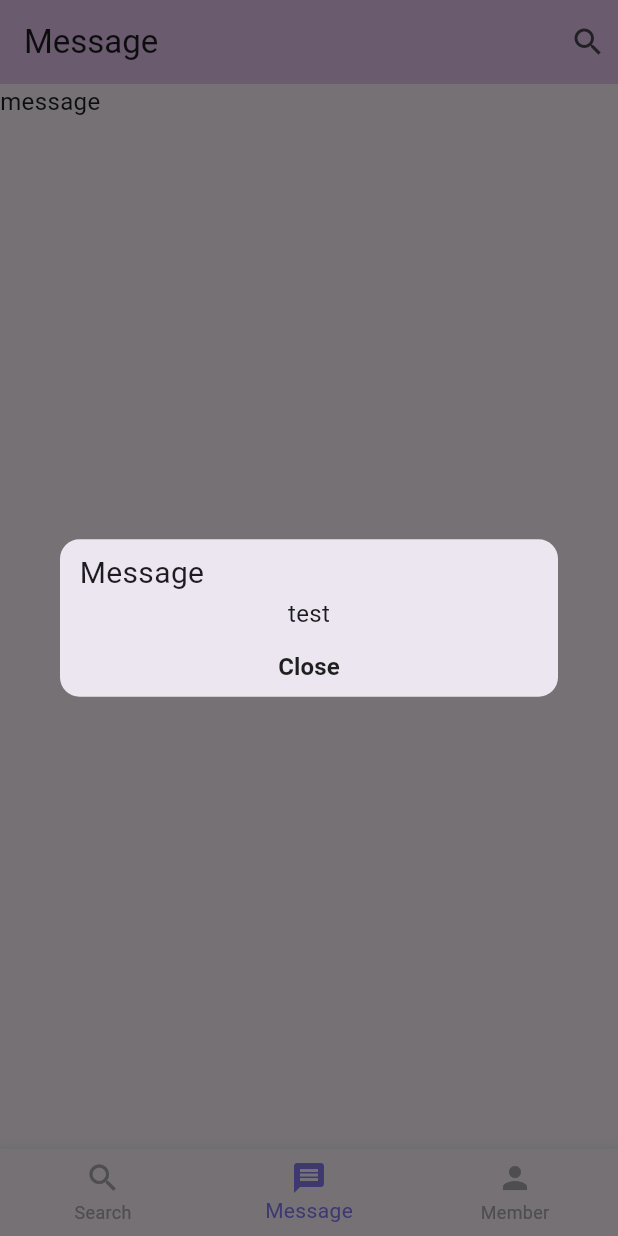
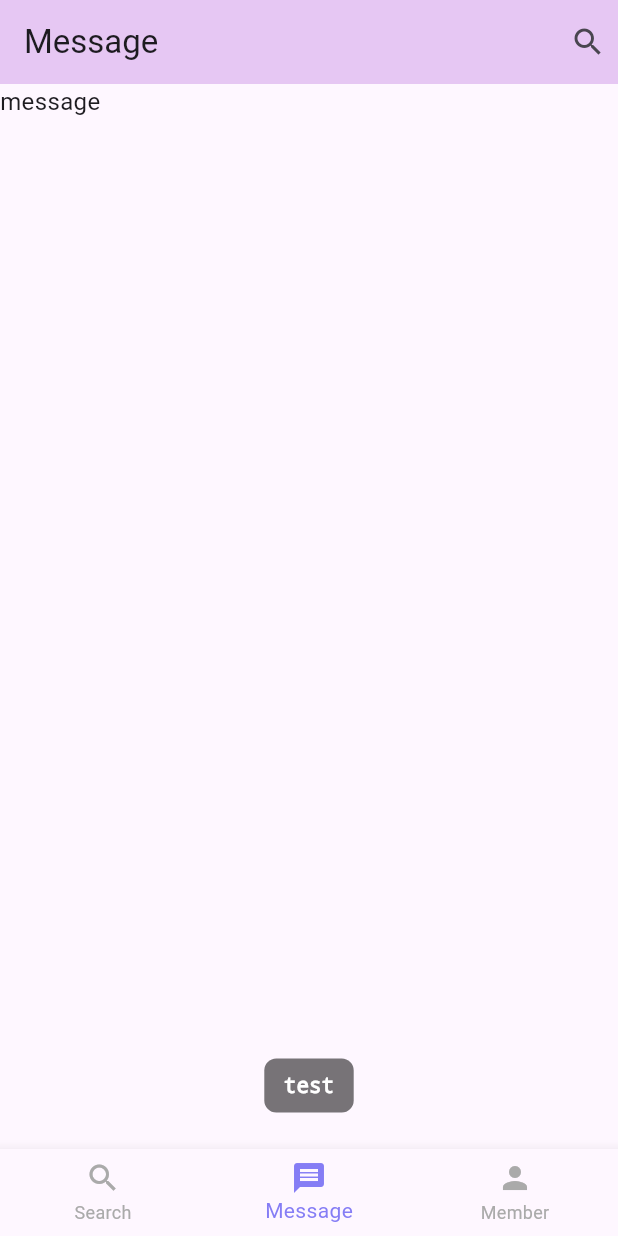
Before and after one commit to jack34142/comfy_dating, a Flutter app: the screen it shows after launch, item 2 of the bottom bar chosen, after a tap on the "search" icon, on a phone screen of 412 x 824 dp. Run offline on Flutter 3.47's test engine with Material 3 defaults, Android fonts, the phone set to English and light mode, and no system bars; our stand-ins replace get.

Commit message:
overlay toast ok

```diff
--- a/lib/base/BaseController.dart
+++ b/lib/base/BaseController.dart
@@ -1,4 +1,5 @@
 import 'package:comfy_dating/base/BaseModel.dart';
+import 'package:comfy_dating/ui/controllers/OverlayController.dart';
 import 'package:get/get.dart';
 
 abstract class BaseController<T extends BaseModel> extends FullLifeCycleController with FullLifeCycleMixin{
@@ -10,6 +11,10 @@ abstract class BaseController<T extends BaseModel> extends FullLifeCycleControll
   void onInit() {
     super.onInit();
     model = initModel();
+  }
+
+  void showToast(String msg){
+    OverlayController.to.showToast(msg);
   }
 
   @override
--- a/lib/base/BaseModel.dart
+++ b/lib/base/BaseModel.dart
@@ -1,6 +1,6 @@
 import 'package:comfy_dating/http/BaseHttp.dart';
 
-abstract class BaseModel {
+class BaseModel {
   late final BaseHttp http;
 
   HomeModel(){
--- a/lib/main.dart
+++ b/lib/main.dart
@@ -1,10 +1,7 @@
 import 'package:comfy_dating/config/MyColors.dart';
 import 'package:comfy_dating/l10n/Messages.dart';
 import 'package:comfy_dating/ui/views/HomePage.dart';
-import 'package:comfy_dating/ui/views/MemberPage.dart';
-import 'package:comfy_dating/ui/views/MessagePage.dart';
-import 'package:comfy_dating/ui/views/SearchingPage.dart';
-import 'package:flutter/cupertino.dart';
+import 'package:comfy_dating/ui/views/OverlayPage.dart';
 import 'package:flutter/foundation.dart';
 import 'package:flutter/material.dart';
 import 'package:get/get.dart';
@@ -17,7 +14,9 @@ void main() {
   runApp(GetMaterialApp(
     enableLog: kDebugMode,
     // navigatorKey: Get.key,
-    // navigatorObservers: [GetObserver()],
+    // navigatorObservers: [
+    //   //GetObserver(),
+    // ],
     title: 'appname'.tr,
     theme: ThemeData(
       primaryColor: MyColors.primary,
@@ -44,6 +43,9 @@ void main() {
       materialTapTargetSize: MaterialTapTargetSize.shrinkWrap
     ),
     popGesture: true,
+    builder: (context, child){
+      return OverlayPage(child!);
+    },
     initialRoute: '/home',
     getPages: [  // 子頁面需要在HomeController設定
       GetPage(name: '/home', page: () => HomePage(), binding: HomeBinding()),
--- a/lib/ui/controllers/HomeController.dart
+++ b/lib/ui/controllers/HomeController.dart
@@ -1,13 +1,12 @@
 import 'package:comfy_dating/base/BaseController.dart';
-import 'package:comfy_dating/ui/models/HomeModel.dart';
-import 'package:comfy_dating/ui/templates/dialogs/MsgDialog.dart';
+import 'package:comfy_dating/base/BaseModel.dart';
 import 'package:comfy_dating/ui/views/MemberPage.dart';
 import 'package:comfy_dating/ui/views/MessagePage.dart';
 import 'package:comfy_dating/ui/views/SearchingPage.dart';
 import 'package:flutter/material.dart';
 import 'package:get/get.dart';
 
-class HomeController extends BaseController<HomeModel> {
+class HomeController extends BaseController<BaseModel> {
   static HomeController get to => Get.find();
 
   var selectedIndex = 0.obs;
@@ -16,7 +15,7 @@ class HomeController extends BaseController<HomeModel> {
   List<String> titles = ["search".tr, "message".tr, "member".tr];
 
   @override
-  HomeModel initModel() => HomeModel();
+  BaseModel initModel() => BaseModel();
 
   void go(String routeName){
     Get.toNamed(routeName, id: selectedIndex.value);
@@ -46,9 +45,10 @@ class HomeController extends BaseController<HomeModel> {
   }
 
   void showMsg(String msg){
-    Get.dialog(
-      MsgDialog(msg),
-    );
+    showToast(msg);
+    // Get.dialog(
+    //   MsgDialog(msg),
+    // );
   }
 
   // ------------------------------
--- a/lib/ui/controllers/MemberController.dart
+++ b/lib/ui/controllers/MemberController.dart
@@ -1,7 +1,7 @@
 import 'package:comfy_dating/base/BaseController.dart';
-import 'package:comfy_dating/ui/models/MemberModel.dart';
+import 'package:comfy_dating/base/BaseModel.dart';
 
-class MemberController extends BaseController<MemberModel> {
+class MemberController extends BaseController<BaseModel> {
   @override
-  MemberModel initModel() => MemberModel();
+  BaseModel initModel() => BaseModel();
 }
--- a/lib/ui/controllers/MessageController.dart
+++ b/lib/ui/controllers/MessageController.dart
@@ -1,7 +1,7 @@
 import 'package:comfy_dating/base/BaseController.dart';
-import 'package:comfy_dating/ui/models/MessageModel.dart';
+import 'package:comfy_dating/base/BaseModel.dart';
 
-class MessageController extends BaseController<MessageModel> {
+class MessageController extends BaseController<BaseModel> {
   @override
-  MessageModel initModel() => MessageModel();
+  BaseModel initModel() => BaseModel();
 }
--- /dev/null
+++ b/lib/ui/controllers/OverlayController.dart
@@ -0,0 +1,23 @@
+import 'package:comfy_dating/base/BaseController.dart';
+import 'package:comfy_dating/base/BaseModel.dart';
+import 'package:get/get.dart';
+
+class OverlayController extends BaseController<BaseModel> {
+  static OverlayController get to => Get.find();
+
+  final isToast = false.obs;
+  final toastString = "".obs;
+
+  @override
+  BaseModel initModel() => BaseModel();
+
+  @override
+  void showToast(String msg) {
+    isToast.value = true;
+    toastString.value = msg;
+
+    Future.delayed(const Duration(milliseconds: 1500), () {
+      isToast.value = false;
+    });
+  }
+}
--- a/lib/ui/controllers/SearchingController.dart
+++ b/lib/ui/controllers/SearchingController.dart
@@ -1,12 +1,12 @@
 import 'package:comfy_dating/base/BaseController.dart';
-import 'package:comfy_dating/ui/models/SearchingModel.dart';
+import 'package:comfy_dating/base/BaseModel.dart';
 import 'package:get/get.dart';
 
-class SearchingController extends BaseController<SearchingModel> {
+class SearchingController extends BaseController<BaseModel> {
   static SearchingController get to => Get.find();
 
   var isSearching = false.obs;
 
   @override
-  SearchingModel initModel() => SearchingModel();
+  BaseModel initModel() => BaseModel();
 }
--- a/lib/ui/models/HomeModel.dart
+++ /dev/null
@@ -1,5 +0,0 @@
-import 'package:comfy_dating/base/BaseModel.dart';
-
-class HomeModel extends BaseModel {
-
-}
--- a/lib/ui/models/MemberModel.dart
+++ /dev/null
@@ -1,5 +0,0 @@
-import 'package:comfy_dating/base/BaseModel.dart';
-
-class MemberModel extends BaseModel {
-
-}
--- a/lib/ui/models/MessageModel.dart
+++ /dev/null
@@ -1,5 +0,0 @@
-import 'package:comfy_dating/base/BaseModel.dart';
-
-class MessageModel extends BaseModel {
-
-}
--- a/lib/ui/models/SearchingModel.dart
+++ /dev/null
@@ -1,5 +0,0 @@
-import 'package:comfy_dating/base/BaseModel.dart';
-
-class SearchingModel extends BaseModel {
-
-}
--- /dev/null
+++ b/lib/ui/views/OverlayPage.dart
@@ -0,0 +1,46 @@
+import 'package:comfy_dating/ui/controllers/OverlayController.dart';
+import 'package:flutter/material.dart';
+import 'package:get/get.dart';
+
+class OverlayPage extends StatelessWidget{
+
+  final Widget child;
+
+  const OverlayPage(this.child, {super.key});
+
+  @override
+  Widget build(context) {
+    final controller = Get.put(OverlayController());
+
+    return Stack(
+      alignment:Alignment.center,
+      children: [
+        child,
+        Obx(() => Positioned(
+          bottom: Get.height*0.1,
+          child: AnimatedOpacity(
+            opacity: controller.isToast.value ? 1.0 : 0.0,
+            duration: Duration(milliseconds: 200),
+            child: Container(
+              constraints: BoxConstraints(maxWidth: Get.width*0.8),
+              // margin: EdgeInsets.symmetric(horizontal: 20),
+              padding: EdgeInsets.symmetric(horizontal: 13, vertical: 10),
+              decoration: BoxDecoration(
+                  color: Color(0x88000000),
+                  borderRadius: BorderRadius.all(Radius.circular(8))
+              ),
+              child: Text(controller.toastString.value,
+                // softWrap: true,
+                style: TextStyle(
+                    fontSize: 14,
+                    color: Colors.white,
+                    decoration: TextDecoration.none
+                ),
+              ),
+            ),
+          ),
+        ))
+      ],
+    );
+  }
+}
```
Also changed, not shown: 4 other files.
